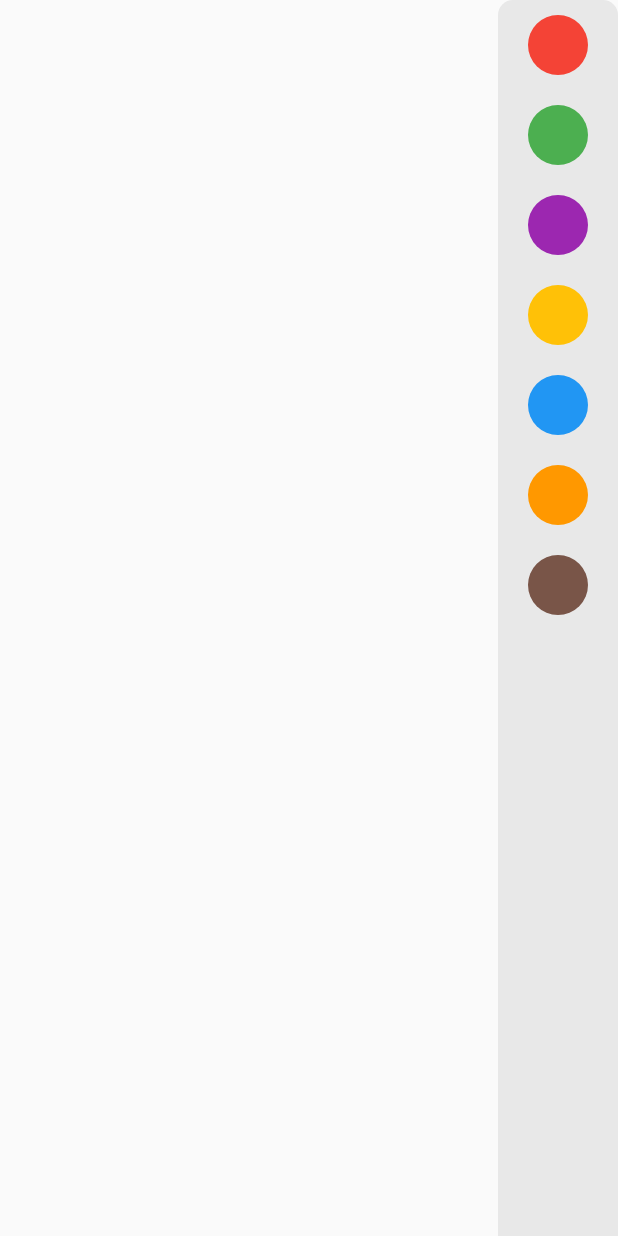
After one commit to paulinofonsecas/Sketchbook, a Flutter app: the screen it shows after launch, on a phone screen of 412 x 824 dp. The commit adds this screen. Run offline on Flutter 3.47's test engine with Material 2 defaults, Android fonts, the phone set to English and light mode, and no system bars.

Commit message:
Refatoração do projeto

```diff
--- /dev/null
+++ b/lib/componentes/caderno_widget.dart
@@ -0,0 +1,42 @@
+import 'package:caderno_de_desenho/componentes/painel_de_cores.dart';
+import 'package:caderno_de_desenho/entitys/custom_point.dart';
+import 'package:flutter/material.dart';
+
+import 'caderno_painter.dart';
+
+class Caderno extends StatelessWidget {
+  const Caderno({
+    Key key,
+    @required this.points,
+    @required this.colors,
+    this.onItemColorTap,
+  }) : super(key: key);
+
+  final List<CustomPoint> points;
+  final Function(int index) onItemColorTap;
+  final List<MaterialColor> colors;
+
+  @override
+  Widget build(BuildContext context) {
+    return Container(
+      child: Stack(
+        children: [
+          CustomPaint(
+            painter: CadernoPainter(
+              points: points,
+            ),
+            child: Container(),
+          ),
+          Positioned(
+            top: 0,
+            right: 0,
+            child: PainelDeCores(
+              colors: colors,
+              onItemColorTap: onItemColorTap,
+            ),
+          ),
+        ],
+      ),
+    );
+  }
+}
--- /dev/null
+++ b/lib/componentes/painel_de_cores.dart
@@ -0,0 +1,48 @@
+import 'package:flutter/material.dart';
+
+class PainelDeCores extends StatelessWidget {
+  const PainelDeCores({
+    Key key,
+    @required this.colors,
+    @required this.onItemColorTap,
+  }) : super(key: key);
+
+  final List<MaterialColor> colors;
+  final Function(int index) onItemColorTap;
+
+  Widget buildItem(BuildContext context, int index) {
+    return Center(
+      child: GestureDetector(
+        onTap: () => onItemColorTap(index),
+        child: Container(
+          margin: EdgeInsets.all(10),
+          width: 40,
+          height: 40,
+          decoration: BoxDecoration(
+            borderRadius: BorderRadius.circular(90),
+            color: colors[index],
+          ),
+        ),
+      ),
+    );
+  }
+
+  @override
+  Widget build(BuildContext context) {
+    return Container(
+      width: 80,
+      height: 900,
+      decoration: BoxDecoration(
+        color: Colors.grey.withOpacity(0.2),
+        borderRadius: BorderRadius.only(
+          topRight: Radius.circular(10),
+          topLeft: Radius.circular(10),
+        ),
+      ),
+      child: ListView.builder(
+        itemCount: colors.length,
+        itemBuilder: buildItem,
+      ),
+    );
+  }
+}
```
Also changed, not shown: lib/componentes/caderno_painter.dart (added, +35 -0 lines), lib/entitys/custom_point.dart (added, +8 -0 lines), lib/main.dart (+11 -91 lines).
